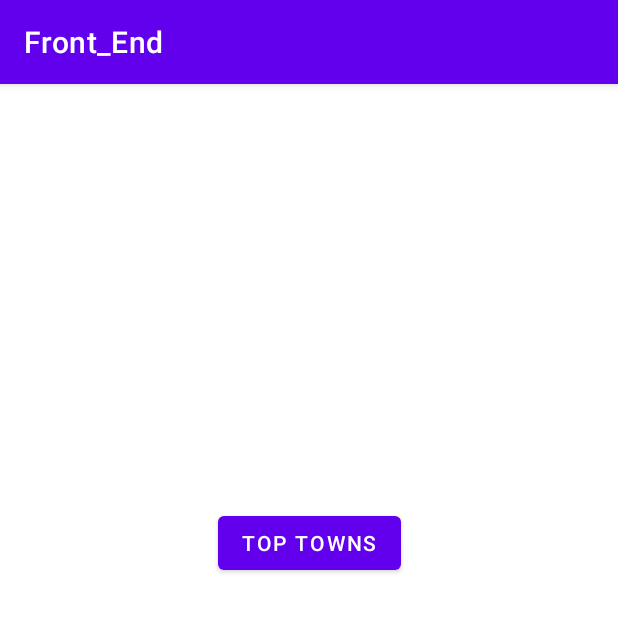
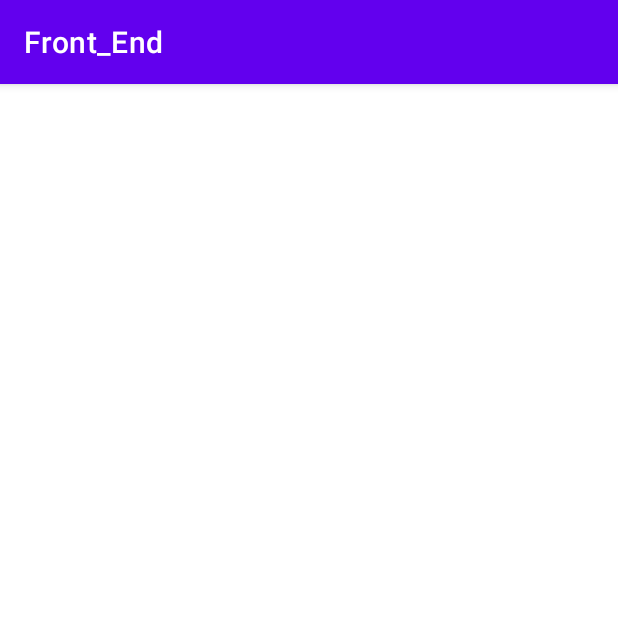
Before and after one commit to cpalazis/TRAVELLER, an Android app: the screen it shows after launch (MainActivity), on a phone screen of 412 x 824 dp, the top half of it. Run offline under Robolectric (Android 15) with nearby library versions, the phone set to English and light mode, and no system bars.

Commit message:
Deleted main button

```diff
--- a/app/src/main/java/com/example/front_end/MainActivity.java
+++ b/app/src/main/java/com/example/front_end/MainActivity.java
@@ -8,20 +8,11 @@ import android.view.View;
 import android.widget.Button;
 
 public class MainActivity extends AppCompatActivity {
-    private Button idButtonTown;
 
     @Override
     protected void onCreate(Bundle savedInstanceState) {
         super.onCreate(savedInstanceState);
         setContentView(R.layout.activity_main);
-        idButtonTown = findViewById(R.id.buttonTowns);
-        idButtonTown.setOnClickListener(new View.OnClickListener() {
-            @Override
-            public void onClick(View view) {
-                Intent topTowns = new Intent(getApplicationContext(),TownsActivity.class);
-                startActivity(topTowns);
 
-            }
-        });
     }
 }
--- a/app/src/main/res/layout/activity_london_activity.xml
+++ b/app/src/main/res/layout/activity_london_activity.xml
@@ -33,6 +33,6 @@
         app:layout_constraintEnd_toEndOf="parent"
         app:layout_constraintStart_toStartOf="parent"
         app:layout_constraintTop_toBottomOf="@+id/londonHeader"
-        app:layout_constraintVertical_bias="0.266" />
+        app:layout_constraintVertical_bias="0.241" />
 
 </androidx.constraintlayout.widget.ConstraintLayout>
--- a/app/src/main/res/layout/activity_main.xml
+++ b/app/src/main/res/layout/activity_main.xml
@@ -6,16 +6,5 @@
     android:layout_height="match_parent"
     tools:context=".MainActivity">
 
-    <Button
-        android:id="@+id/buttonTowns"
-        android:layout_width="wrap_content"
-        android:layout_height="wrap_content"
-        android:text="Top Towns"
-        app:layout_constraintBottom_toBottomOf="parent"
-        app:layout_constraintEnd_toEndOf="parent"
-        app:layout_constraintStart_toStartOf="parent"
-        app:layout_constraintTop_toTopOf="parent"
-        app:layout_constraintVertical_bias="0.392"
-        tools:ignore="MissingConstraints" />
 
 </androidx.constraintlayout.widget.ConstraintLayout>
```
